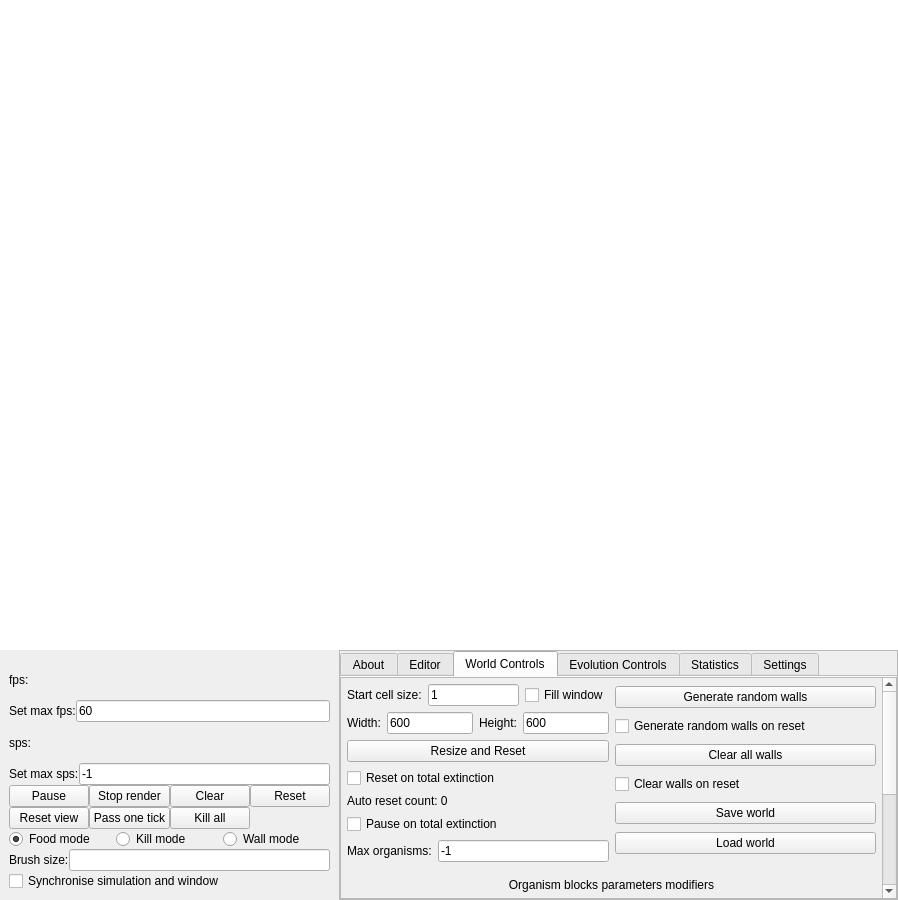
The window that LifeEngineCpp/UiFiles/mainwindow.ui (SuperSpaceEye/LifeEngineExtended) describes before a commit, drawn with Qt 5.
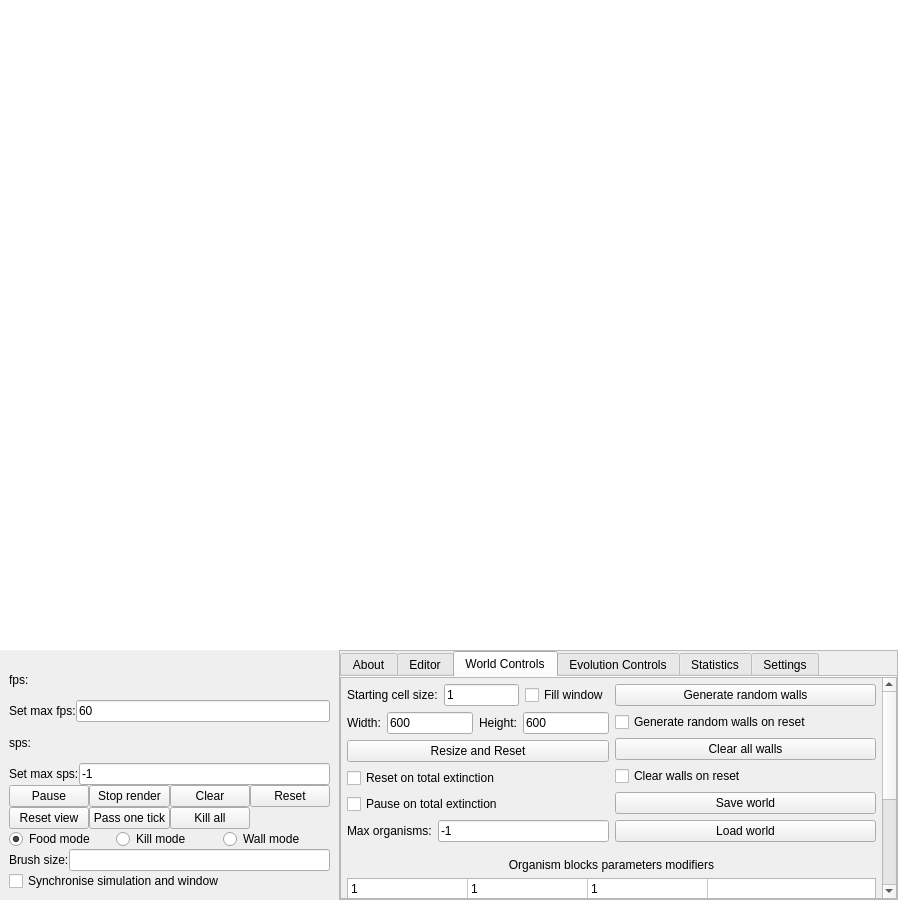
The same window after the commit. The open tabs and pages were chosen to show the change.

The edit to the form file:
```diff
--- a/LifeEngineCpp/UiFiles/mainwindow.ui
+++ b/LifeEngineCpp/UiFiles/mainwindow.ui
@@ -514,7 +514,7 @@
                   <x>0</x>
                   <y>0</y>
                   <width>504</width>
-                  <height>452</height>
+                  <height>429</height>
                  </rect>
                 </property>
                 <property name="sizePolicy">
@@ -575,7 +575,7 @@
                           <item>
                            <widget class="QLabel" name="label_8">
                             <property name="text">
-                             <string>Start cell size:</string>
+                             <string>Starting cell size:</string>
                             </property>
                            </widget>
                           </item>
@@ -647,13 +647,6 @@
                           </property>
                          </widget>
                         </item>
-                        <item>
-                         <widget class="QLabel" name="lb_auto_reset_count">
-                          <property name="text">
-                           <string>Auto reset count: 0</string>
-                          </property>
-                         </widget>
-                        </item>
                         <item>
                          <widget class="QCheckBox" name="cb_pause_on_total_extinction">
                           <property name="text">
```
Left out of the diff: 4 changed lines with no effect on the pictures.
